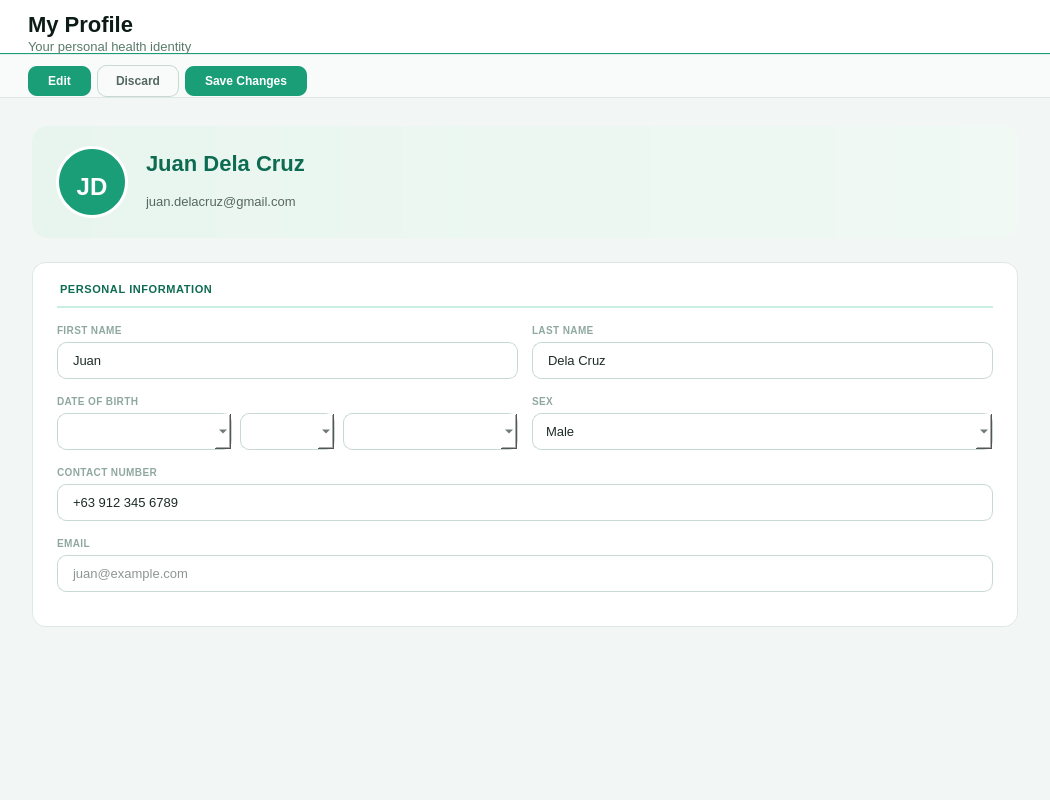
Qt form src/ui/page_profile.ui (shasheenahdeeneillelumasag/CCC151---Group-Project) before a commit.
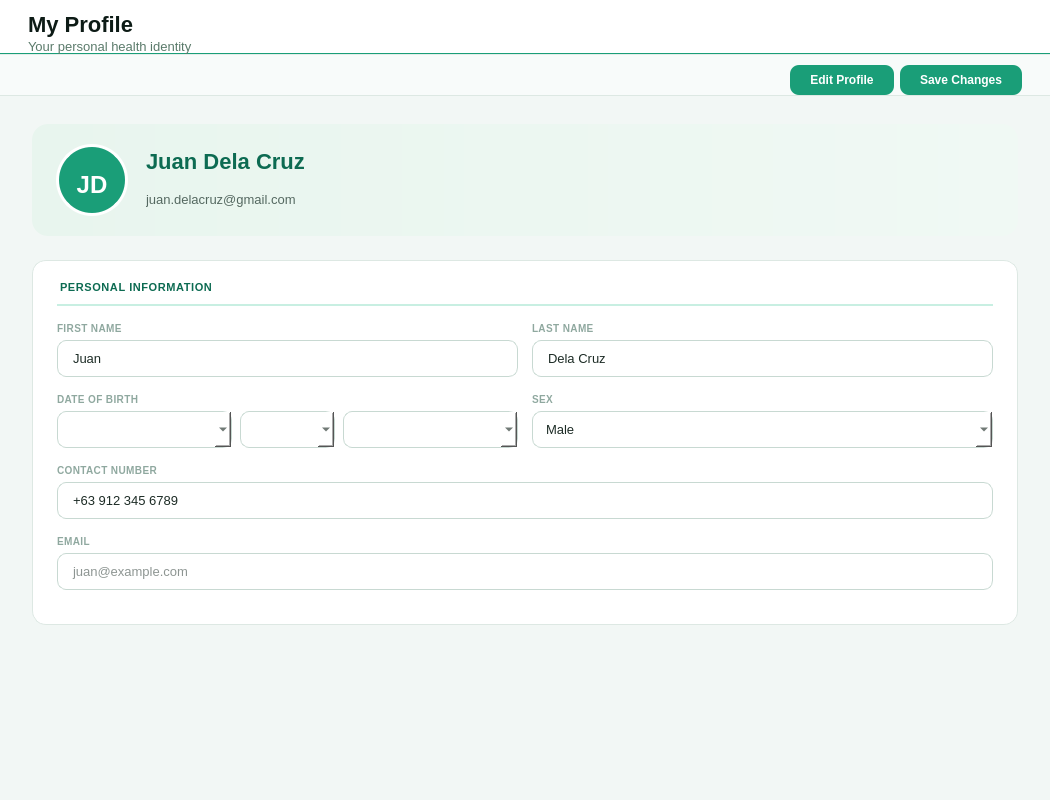
The same form after that commit.

Commit message: Move toolbar buttons to right, add search fields, style QLineEdit consistently

Patch:
```diff
--- a/src/ui/page_profile.ui
+++ b/src/ui/page_profile.ui
@@ -106,39 +106,6 @@
        <property name="topMargin"><number>10</number></property>
        <property name="rightMargin"><number>28</number></property>
        <property name="bottomMargin"><number>0</number></property>
-       <item>
-        <widget class="QPushButton" name="btnEdit">
-         <property name="cursor">
-          <cursorShape>PointingHandCursor</cursorShape>
-         </property>
-         <property name="styleSheet">
-          <string>QPushButton { background: #1A9E78; color: #FFF; font-size: 12px; font-weight: 600; border: none; border-radius: 9px; padding: 8px 20px; } QPushButton:hover { background: #0D6B52; }</string>
-         </property>
-         <property name="text">
-          <string>Edit</string>
-         </property>
-        </widget>
-       </item>
-       <item>
-        <widget class="QPushButton" name="btnDiscard">
-         <property name="styleSheet">
-          <string>QPushButton { background: transparent; color: #546860; font-size: 12px; font-weight: 600; border: 1px solid #C8D9D2; border-radius: 9px; padding: 8px 18px; } QPushButton:hover { background: #E3F5EE; }</string>
-         </property>
-         <property name="text">
-          <string>Discard</string>
-         </property>
-        </widget>
-       </item>
-       <item>
-        <widget class="QPushButton" name="btnSaveProfile">
-         <property name="styleSheet">
-          <string>QPushButton { background: #1A9E78; color: #FFF; font-size: 12px; font-weight: 600; border: none; border-radius: 9px; padding: 8px 20px; } QPushButton:hover { background: #0D6B52; }</string>
-         </property>
-         <property name="text">
-          <string>Save Changes</string>
-         </property>
-        </widget>
-       </item>
        <item>
         <spacer>
          <property name="orientation">
@@ -152,6 +119,29 @@
          </property>
         </spacer>
        </item>
+        <item>
+         <widget class="QPushButton" name="btnEdit">
+          <property name="cursor">
+           <cursorShape>PointingHandCursor</cursorShape>
+          </property>
+          <property name="styleSheet">
+           <string>QPushButton { background: #1A9E78; color: #FFF; font-size: 12px; font-weight: 600; border: none; border-radius: 9px; padding: 8px 20px; } QPushButton:hover { background: #0D6B52; }</string>
+          </property>
+           <property name="text">
+            <string>Edit Profile</string>
+           </property>
+          </widget>
+         </item>
+        <item>
+         <widget class="QPushButton" name="btnSaveProfile">
+          <property name="styleSheet">
+           <string>QPushButton { background: #1A9E78; color: #FFF; font-size: 12px; font-weight: 600; border: none; border-radius: 9px; padding: 8px 20px; } QPushButton:hover { background: #0D6B52; }</string>
+          </property>
+          <property name="text">
+           <string>Save Changes</string>
+          </property>
+         </widget>
+        </item>
       </layout>
      </widget>
     </item>
```
Lines whose indentation alone changed are shown as unchanged. The commit also changes 19 other files.
